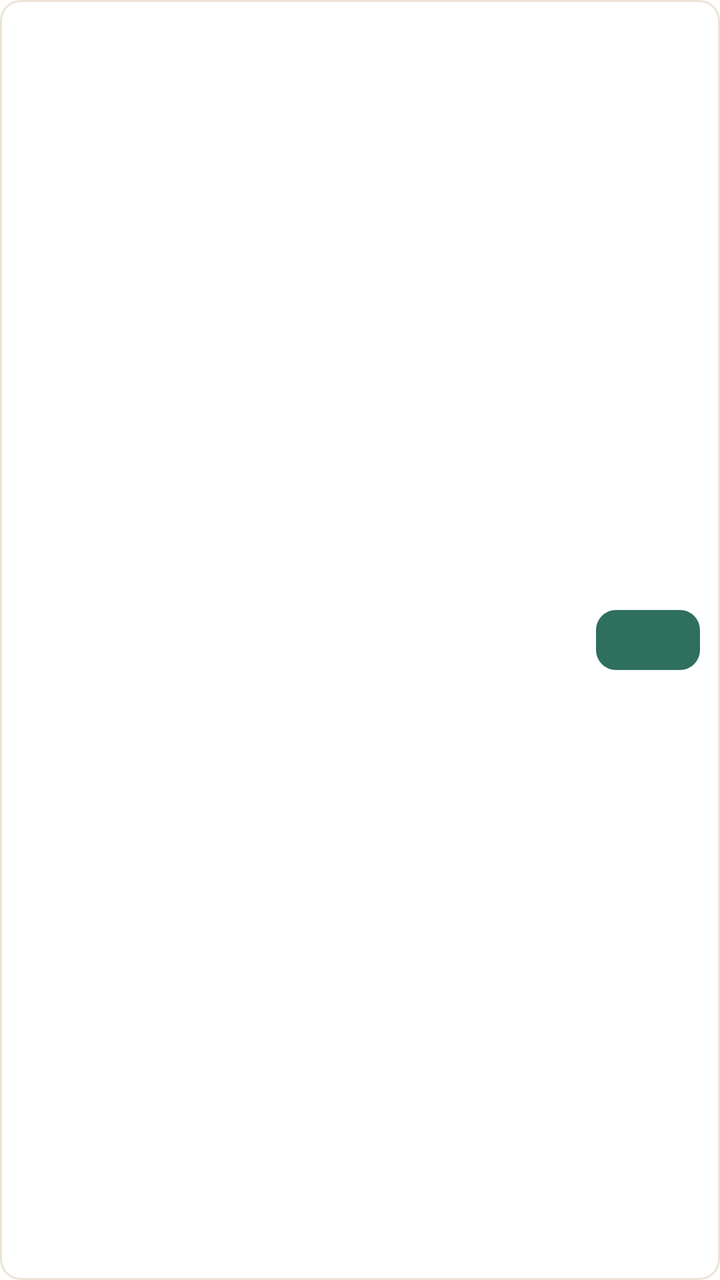
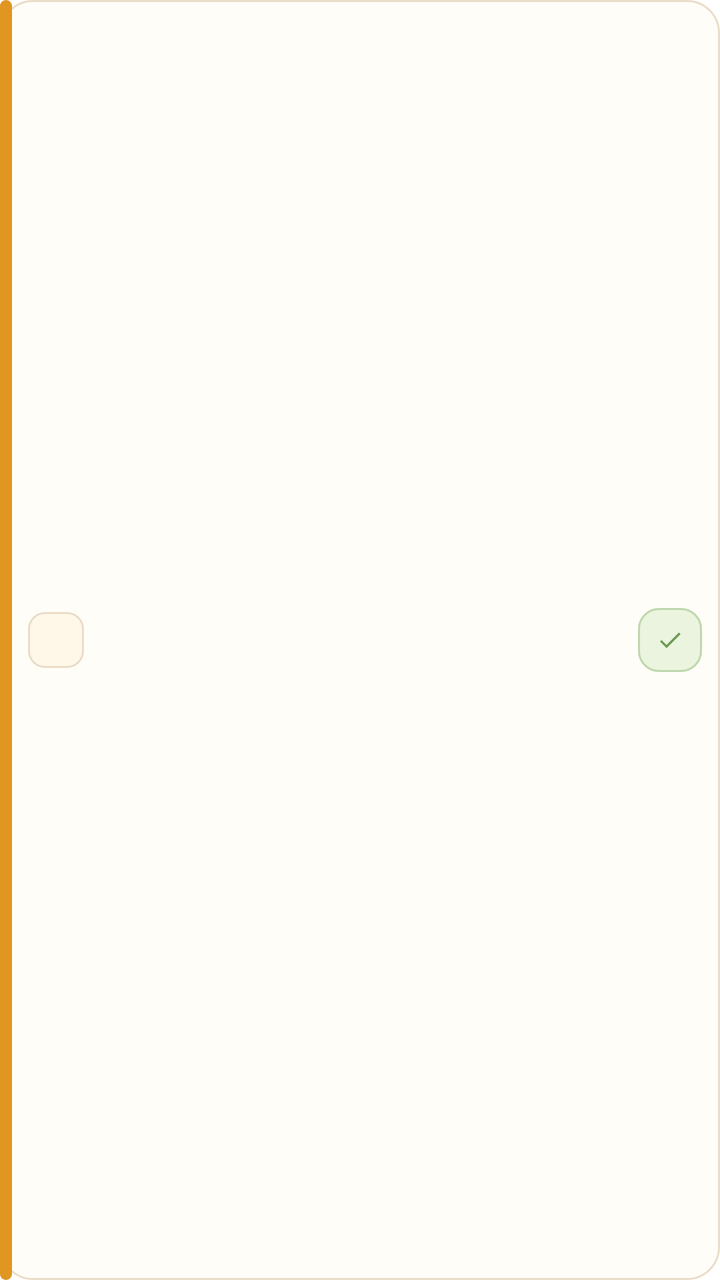

Compare the two renders of this Android layout. The source of the first and the diff that turns it into the second are given below.
<!-- AndroidManifest.xml: fallback theme Theme.MaterialComponents.DayNight.NoActionBar -->
<!-- res/layout/reminder_home_widget_row.xml -->
<?xml version="1.0" encoding="utf-8"?>
<LinearLayout xmlns:android="http://schemas.android.com/apk/res/android"
    android:id="@+id/widget_row"
    android:layout_width="match_parent"
    android:layout_height="46dp"
    android:layout_marginBottom="6dp"
    android:background="@drawable/reminder_home_widget_row_background"
    android:gravity="center_vertical"
    android:orientation="horizontal"
    android:paddingLeft="10dp"
    android:paddingRight="10dp">

    <LinearLayout
        android:layout_width="0dp"
        android:layout_height="match_parent"
        android:layout_weight="1"
        android:gravity="center_vertical"
        android:orientation="vertical">

        <TextView
            android:id="@+id/widget_row_title"
            android:layout_width="match_parent"
            android:layout_height="wrap_content"
            android:ellipsize="end"
            android:maxLines="1"
            android:textColor="#3E3328"
            android:textSize="13sp"
            android:textStyle="bold" />

        <TextView
            android:id="@+id/widget_row_status"
            android:layout_width="match_parent"
            android:layout_height="wrap_content"
            android:layout_marginTop="2dp"
            android:ellipsize="end"
            android:maxLines="1"
            android:textColor="#7A6A5D"
            android:textSize="11sp" />
    </LinearLayout>

    <TextView
        android:id="@+id/widget_row_action"
        android:layout_width="52dp"
        android:layout_height="30dp"
        android:layout_marginStart="8dp"
        android:background="@drawable/reminder_home_widget_action_background"
        android:gravity="center"
        android:textColor="#FFFFFF"
        android:textSize="12sp"
        android:textStyle="bold" />
</LinearLayout>
<!-- resources referenced by this layout -->
<resources>
  <!-- drawable reminder_home_widget_action_background (drawable) -->
  <?xml version="1.0" encoding="utf-8"?>
  <shape xmlns:android="http://schemas.android.com/apk/res/android">
      <solid android:color="#2F6F5E" />
      <corners android:radius="10dp" />
  </shape>
  <!-- drawable reminder_home_widget_row_background (drawable) -->
  <?xml version="1.0" encoding="utf-8"?>
  <shape xmlns:android="http://schemas.android.com/apk/res/android">
      <solid android:color="#FFFFFF" />
      <corners android:radius="10dp" />
      <stroke
          android:width="1dp"
          android:color="#ECE2D7" />
  </shape>
</resources>

<!-- the commit's change to res/layout/reminder_home_widget_row.xml (unified diff, before → after) -->
@@ -2,17 +2,48 @@
 <LinearLayout xmlns:android="http://schemas.android.com/apk/res/android"
     android:id="@+id/widget_row"
     android:layout_width="match_parent"
-    android:layout_height="46dp"
-    android:layout_marginBottom="6dp"
+    android:layout_height="58dp"
+    android:layout_marginBottom="7dp"
     android:background="@drawable/reminder_home_widget_row_background"
     android:gravity="center_vertical"
-    android:orientation="horizontal"
-    android:paddingLeft="10dp"
-    android:paddingRight="10dp">
+    android:orientation="horizontal">
+
+    <TextView
+        android:id="@+id/widget_row_accent"
+        android:layout_width="6dp"
+        android:layout_height="match_parent"
+        android:background="@drawable/reminder_home_widget_accent_warning" />
+
+    <FrameLayout
+        android:id="@+id/widget_row_icon_chip"
+        android:layout_width="28dp"
+        android:layout_height="28dp"
+        android:layout_marginStart="8dp"
+        android:background="@drawable/reminder_home_widget_pack_chip">
+
+        <TextView
+            android:id="@+id/widget_row_display_icon"
+            android:layout_width="match_parent"
+            android:layout_height="match_parent"
+            android:gravity="center"
+            android:maxLines="1"
+            android:textColor="#2F241D"
+            android:textSize="15sp" />
+
+        <ImageView
+            android:id="@+id/widget_row_fallback_icon"
+            android:layout_width="15dp"
+            android:layout_height="15dp"
+            android:layout_gravity="center"
+            android:src="@drawable/reminder_home_widget_ic_checklist"
+            android:tint="#D9852B"
+            android:visibility="gone" />
+    </FrameLayout>
 
     <LinearLayout
         android:layout_width="0dp"
         android:layout_height="match_parent"
+        android:layout_marginStart="8dp"
         android:layout_weight="1"
         android:gravity="center_vertical"
         android:orientation="vertical">
@@ -23,8 +54,8 @@
             android:layout_height="wrap_content"
             android:ellipsize="end"
             android:maxLines="1"
-            android:textColor="#3E3328"
-            android:textSize="13sp"
+            android:textColor="#2F241D"
+            android:textSize="14sp"
             android:textStyle="bold" />
 
         <TextView
@@ -34,18 +65,18 @@
             android:layout_marginTop="2dp"
             android:ellipsize="end"
             android:maxLines="1"
-            android:textColor="#7A6A5D"
+            android:textColor="#6F6256"
             android:textSize="11sp" />
     </LinearLayout>
 
-    <TextView
+    <ImageView
         android:id="@+id/widget_row_action"
-        android:layout_width="52dp"
-        android:layout_height="30dp"
+        android:layout_width="32dp"
+        android:layout_height="32dp"
         android:layout_marginStart="8dp"
-        android:background="@drawable/reminder_home_widget_action_background"
-        android:gravity="center"
-        android:textColor="#FFFFFF"
-        android:textSize="12sp"
-        android:textStyle="bold" />
+        android:layout_marginEnd="9dp"
+        android:background="@drawable/reminder_home_widget_action_check"
+        android:padding="9dp"
+        android:src="@drawable/reminder_home_widget_ic_check"
+        android:tint="#6F9A55" />
 </LinearLayout>
<!-- resource entries referenced after the edit -->
@@ -1,19 +1,59 @@
 <!-- resources referenced by this layout -->
 <resources>
-  <!-- drawable reminder_home_widget_action_background (drawable) -->
+  <!-- drawable reminder_home_widget_accent_warning (drawable) -->
   <?xml version="1.0" encoding="utf-8"?>
   <shape xmlns:android="http://schemas.android.com/apk/res/android">
-      <solid android:color="#2F6F5E" />
+      <solid android:color="#E09620" />
+      <corners android:radius="6dp" />
+  </shape>
+  <!-- drawable reminder_home_widget_action_check (drawable) -->
+  <?xml version="1.0" encoding="utf-8"?>
+  <shape xmlns:android="http://schemas.android.com/apk/res/android">
+      <solid android:color="#EAF4DF" />
       <corners android:radius="10dp" />
+      <stroke
+          android:width="1dp"
+          android:color="#BFD7AD" />
+  </shape>
+  <!-- drawable reminder_home_widget_ic_check (drawable) -->
+  <?xml version="1.0" encoding="utf-8"?>
+  <vector xmlns:android="http://schemas.android.com/apk/res/android"
+      android:width="24dp"
+      android:height="24dp"
+      android:viewportWidth="24"
+      android:viewportHeight="24">
+      <path
+          android:fillColor="#6F9A55"
+          android:pathData="M9,16.2L4.8,12L3.4,13.4L9,19L21,7L19.6,5.6L9,16.2Z" />
+  </vector>
+  <!-- drawable reminder_home_widget_ic_checklist (drawable) -->
+  <?xml version="1.0" encoding="utf-8"?>
+  <vector xmlns:android="http://schemas.android.com/apk/res/android"
+      android:width="24dp"
+      android:height="24dp"
+      android:viewportWidth="24"
+      android:viewportHeight="24">
+      <path
+          android:fillColor="#D9852B"
+          android:pathData="M4,5H6V7H4V5ZM8,5H20V7H8V5ZM4,11H6V13H4V11ZM8,11H20V13H8V11ZM4,17H6V19H4V17ZM8,17H20V19H8V17Z" />
+  </vector>
+  <!-- drawable reminder_home_widget_pack_chip (drawable) -->
+  <?xml version="1.0" encoding="utf-8"?>
+  <shape xmlns:android="http://schemas.android.com/apk/res/android">
+      <solid android:color="#FFF7E8" />
+      <corners android:radius="8dp" />
+      <stroke
+          android:width="1dp"
+          android:color="#E9DDC8" />
   </shape>
   <!-- drawable reminder_home_widget_row_background (drawable) -->
   <?xml version="1.0" encoding="utf-8"?>
   <shape xmlns:android="http://schemas.android.com/apk/res/android">
-      <solid android:color="#FFFFFF" />
-      <corners android:radius="10dp" />
+      <solid android:color="#FFFDF8" />
+      <corners android:radius="16dp" />
       <stroke
           android:width="1dp"
-          android:color="#ECE2D7" />
+          android:color="#E9DDC8" />
   </shape>
 </resources>
 
